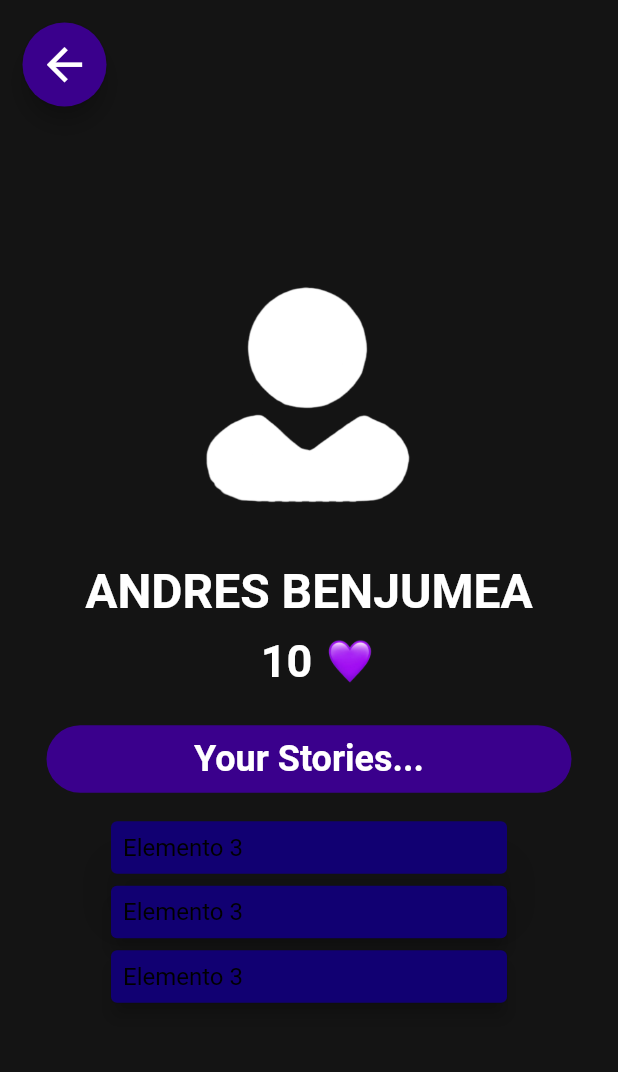
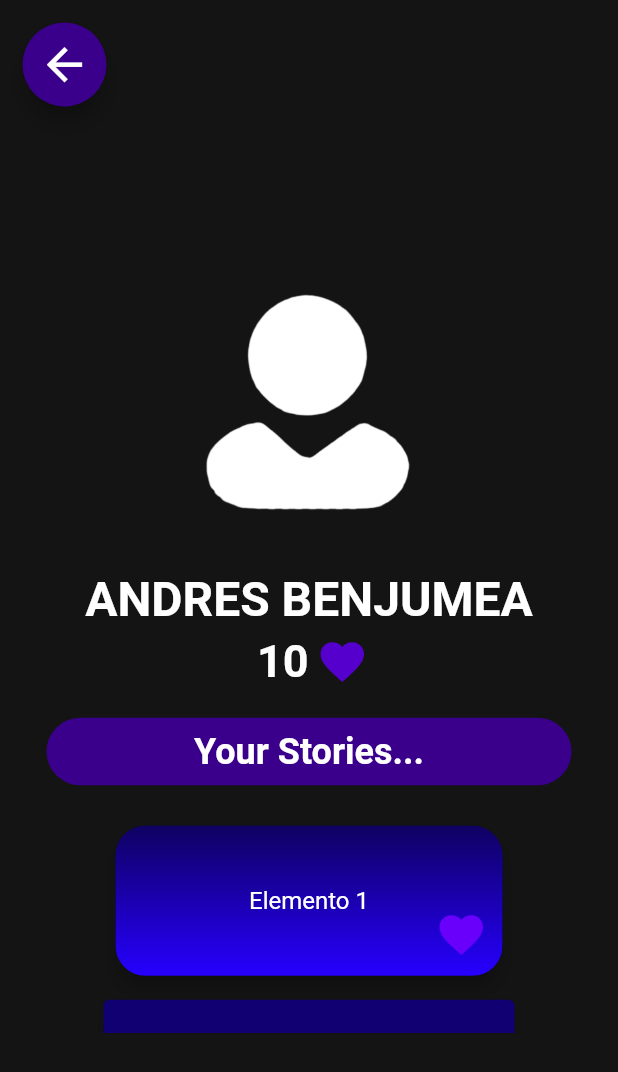
Before and after one commit to JuanA1525/Story_Maker, a Flutter app: the user_page screen opened directly, on a phone screen of 412 x 824 dp. Shown: the top 1072 px of the screen. Run offline on Flutter 3.47's test engine with Material 2 defaults, Android fonts, the phone set to English and light mode, and no system bars.

Commit message:
feat: Likes Icon change and new Stories Widget list

```diff
--- a/lib/user_page.dart
+++ b/lib/user_page.dart
@@ -7,11 +7,64 @@ class user_page extends StatelessWidget {
   user_page({super.key});
 
   final List<Widget> elements = [
+     Padding(
+       padding: const EdgeInsets.all(8.0),
+       child: Card(
+        color: const Color.fromARGB(255, 17, 0, 114),
+        elevation: 5,
+        shape: RoundedRectangleBorder(
+          borderRadius: BorderRadius.circular(20.0)
+        ),
+        child:  ClipRRect(
+          borderRadius: BorderRadius.circular(20.0),
+          child: Container(
+            width: 100,
+            height: 100,
+            alignment: Alignment.center,
+            decoration: const BoxDecoration(
+              gradient: LinearGradient(
+                begin: Alignment.topCenter,
+                end: Alignment.bottomCenter,
+                colors: [Color.fromARGB(255, 15, 1, 97), Color.fromARGB(255, 38, 0, 255)]
+              )
+            ),
+            child: const Stack(
+              children: [
+                Positioned(
+                  right: 10,
+                  bottom: 10,
+                  child: Padding(
+                    padding: EdgeInsets.all(00.0),
+                    child: Icon(
+                      Icons.favorite,
+                      color: Color.fromARGB(255, 105, 0, 252),
+                      size: 35,
+                    )
+                  ),
+                ),
+                Center(
+                  child: Padding(
+                    padding: EdgeInsets.all(15.0),
+                    child: Text(
+                      "Elemento 1",
+                      style: TextStyle(
+                        fontSize: 16,
+                        color: Colors.white,
+                      ),
+                    ),
+                  ),
+                ),
+              ],
+            )
+          ),
+        ),
+         ),
+     ),
     const Card(
       color: Color.fromARGB(255, 17, 0, 114),
-      elevation: 15,
+      elevation: 5,
       child: Padding(
-        padding: EdgeInsets.all(8.0),
+        padding: EdgeInsets.all(20),
         child: Text(
           "Elemento 3",
           style: TextStyle(
@@ -25,21 +78,7 @@ class user_page extends StatelessWidget {
       color: Color.fromARGB(255, 17, 0, 114),
       elevation: 5,
       child: Padding(
-        padding: EdgeInsets.all(8.0),
-        child: Text(
-          "Elemento 3",
-          style: TextStyle(
-            fontSize: 16,
-            color: Colors.black,
-          ),
-        ),
-      ),
-    ),
-    const Card(
-      color: Color.fromARGB(255, 17, 0, 114),
-      elevation: 5,
-      child: Padding(
-        padding: EdgeInsets.all(8.0),
+        padding: EdgeInsets.all(20),
         child: Text(
           "Elemento 3",
           style: TextStyle(
@@ -106,13 +145,13 @@ class user_page extends StatelessWidget {
                       ),
                     ),
                   ),
-                  Padding(
-                    padding: const EdgeInsets.fromLTRB(0, 0, 0, 0),
+                  const Padding(
+                    padding: EdgeInsets.fromLTRB(0, 0, 0, 0),
                     child: Row(
                       mainAxisAlignment: MainAxisAlignment.center,
                       children: [
-                        const Padding(
-                          padding: EdgeInsets.all(10),
+                         Padding(
+                          padding: EdgeInsets.all(5),
                           child: Text(
                             "10",
                             style: TextStyle(
@@ -122,10 +161,10 @@ class user_page extends StatelessWidget {
                             ),
                           ),
                         ),
-                        Image.asset(
-                          'assets/purpleHeart.png',
-                          height: 30,
-                          width: 30
+                        Icon(
+                          Icons.favorite,
+                          color: Color.fromARGB(255, 86, 0, 206),
+                          size: 35,
                         )
                       ],
                     )
@@ -152,7 +191,7 @@ class user_page extends StatelessWidget {
                     ),
                   ),
                   Padding(
-                    padding: const EdgeInsets.fromLTRB(70,0,70,0),
+                    padding: const EdgeInsets.fromLTRB(65,0,65,0),
                     child: SizedBox(
                       height: 150,
                       child: ListView.builder(
```
